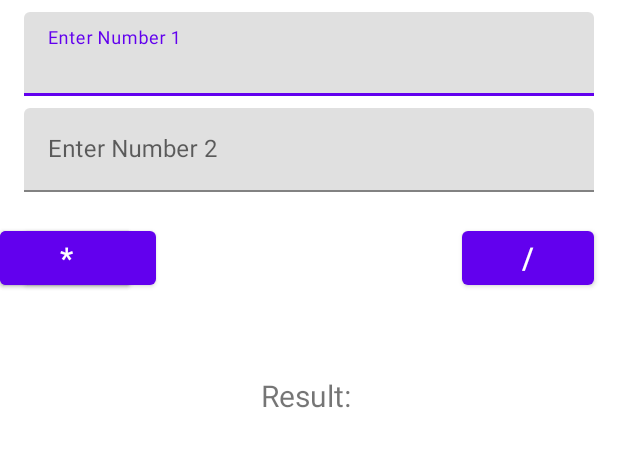
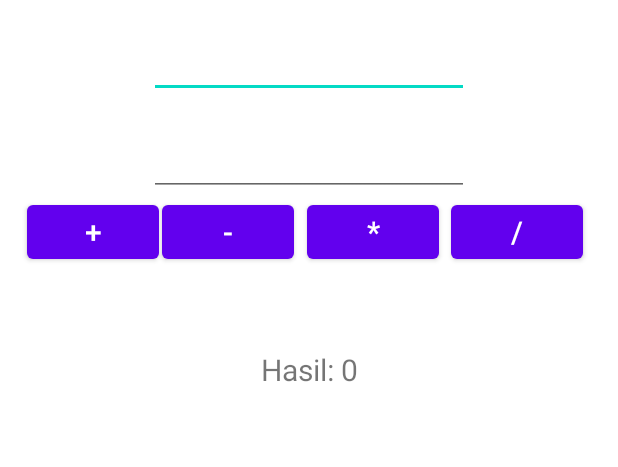
Before and after one commit to naufalhzh/assessment1mobpro, an Android app: the layout activity_main.xml on its own in the app's theme, with its tools: preview values and no code run, on a phone screen of 412 x 824 dp, the part 101-568 px from its top. Run offline under Robolectric (Android 15) with nearby library versions, the phone set to English and light mode, and no system bars.

Commit message:
Menambahkan View Binding & Penghitungan Kalkulator

```diff
--- a/app/build.gradle
+++ b/app/build.gradle
@@ -14,6 +14,10 @@ android {
         versionName "1.0"
 
         testInstrumentationRunner "androidx.test.runner.AndroidJUnitRunner"
+    }
+
+    buildFeatures {
+        viewBinding true
     }
 
     buildTypes {
--- a/app/src/main/res/layout/activity_main.xml
+++ b/app/src/main/res/layout/activity_main.xml
@@ -17,90 +17,82 @@
         app:layout_constraintEnd_toEndOf="parent"
         app:layout_constraintStart_toStartOf="parent"
         app:layout_constraintTop_toTopOf="parent" />
-    <com.google.android.material.textfield.TextInputLayout
-        android:id="@+id/enterNumber1"
-        android:layout_width="match_parent"
-        android:layout_height="wrap_content"
-        android:layout_marginStart="16dp"
-        android:layout_marginEnd="16dp"
-        android:layout_marginTop="8dp"
-        app:layout_constraintTop_toBottomOf="@+id/textView">
-
-
-        <com.google.android.material.textfield.TextInputEditText
-            android:id="@+id/enterNumber1_input"
-            android:layout_width="match_parent"
-            android:layout_height="wrap_content"
-            android:hint="@string/enterNumber1" />
-
-    </com.google.android.material.textfield.TextInputLayout>
-
-    <com.google.android.material.textfield.TextInputLayout
-        android:id="@+id/enterNumber2"
-        android:layout_width="match_parent"
-        android:layout_height="wrap_content"
-        android:layout_marginStart="16dp"
-        android:layout_marginEnd="16dp"
-        android:layout_marginTop="8dp"
-        app:layout_constraintTop_toBottomOf="@+id/enterNumber1">
-
-        <com.google.android.material.textfield.TextInputEditText
-            android:id="@+id/enterNumber2_input"
-            android:layout_width="match_parent"
-            android:layout_height="wrap_content"
-            android:hint="@string/enterNumber2" />
-
-    </com.google.android.material.textfield.TextInputLayout>
 
     <Button
         android:id="@+id/button"
         android:layout_width="wrap_content"
         android:layout_height="wrap_content"
-        android:layout_marginTop="20dp"
+        android:onClick="tambah"
         android:text="@string/tambah"
         android:textSize="20sp"
-        app:layout_constraintStart_toStartOf="@+id/enterNumber2"
-        app:layout_constraintTop_toBottomOf="@+id/enterNumber2" />
+        app:layout_constraintEnd_toStartOf="@+id/button2"
+        app:layout_constraintStart_toStartOf="@+id/textView"
+        app:layout_constraintTop_toBottomOf="@+id/editTextNumber2" />
 
     <Button
         android:id="@+id/button2"
         android:layout_width="wrap_content"
         android:layout_height="wrap_content"
-        android:layout_marginTop="20dp"
+        android:onClick="kurang"
         android:text="@string/kurang"
         android:textSize="20sp"
-        app:layout_constraintTop_toBottomOf="@+id/enterNumber2"
-        tools:layout_editor_absoluteX="110dp" />
+        app:layout_constraintEnd_toStartOf="@+id/button3"
+        app:layout_constraintStart_toStartOf="@+id/editTextNumber2"
+        app:layout_constraintTop_toBottomOf="@+id/editTextNumber2" />
 
     <Button
         android:id="@+id/button3"
         android:layout_width="wrap_content"
         android:layout_height="wrap_content"
-        android:layout_marginTop="20dp"
+        android:layout_marginEnd="20dp"
+        android:onClick="kali"
         android:text="@string/kali"
         android:textSize="20sp"
-        app:layout_constraintTop_toBottomOf="@+id/enterNumber2"
-        tools:layout_editor_absoluteX="206dp" />
+        app:layout_constraintEnd_toEndOf="@+id/editTextNumber2"
+        app:layout_constraintTop_toBottomOf="@+id/editTextNumber2" />
 
     <Button
         android:id="@+id/button4"
         android:layout_width="wrap_content"
         android:layout_height="wrap_content"
-        android:layout_marginTop="20dp"
+        android:onClick="bagi"
         android:text="@string/bagi"
         android:textSize="20sp"
-        app:layout_constraintEnd_toEndOf="@+id/enterNumber2"
-        app:layout_constraintTop_toBottomOf="@+id/enterNumber2" />
+        app:layout_constraintEnd_toEndOf="@+id/textView"
+        app:layout_constraintStart_toEndOf="@+id/button3"
+        app:layout_constraintTop_toBottomOf="@+id/editTextNumber2" />
 
     <TextView
-        android:id="@+id/textView2"
+        android:id="@+id/hasil"
         android:layout_width="wrap_content"
         android:layout_height="wrap_content"
         android:layout_marginTop="54dp"
-        android:text="Result: "
+        android:text="Hasil: 0"
         android:textSize="20sp"
         app:layout_constraintEnd_toEndOf="parent"
         app:layout_constraintStart_toStartOf="parent"
         app:layout_constraintTop_toBottomOf="@+id/button3" />
 
+    <EditText
+        android:id="@+id/editTextNumber1"
+        android:layout_width="wrap_content"
+        android:layout_height="wrap_content"
+        android:layout_marginTop="20dp"
+        android:ems="10"
+        android:inputType="number"
+        app:layout_constraintEnd_toEndOf="@+id/textView"
+        app:layout_constraintStart_toStartOf="@+id/textView"
+        app:layout_constraintTop_toBottomOf="@+id/textView" />
+
+    <EditText
+        android:id="@+id/editTextNumber2"
+        android:layout_width="wrap_content"
+        android:layout_height="wrap_content"
+        android:layout_marginTop="20dp"
+        android:ems="10"
+        android:inputType="number"
+        app:layout_constraintEnd_toEndOf="@+id/editTextNumber1"
+        app:layout_constraintStart_toStartOf="@+id/editTextNumber1"
+        app:layout_constraintTop_toBottomOf="@+id/editTextNumber1" />
+
 </androidx.constraintlayout.widget.ConstraintLayout>
```
Also changed, not shown: app/src/main/java/org/d3if4003/kalkulator/MainActivity.kt (+58 -2 lines).
